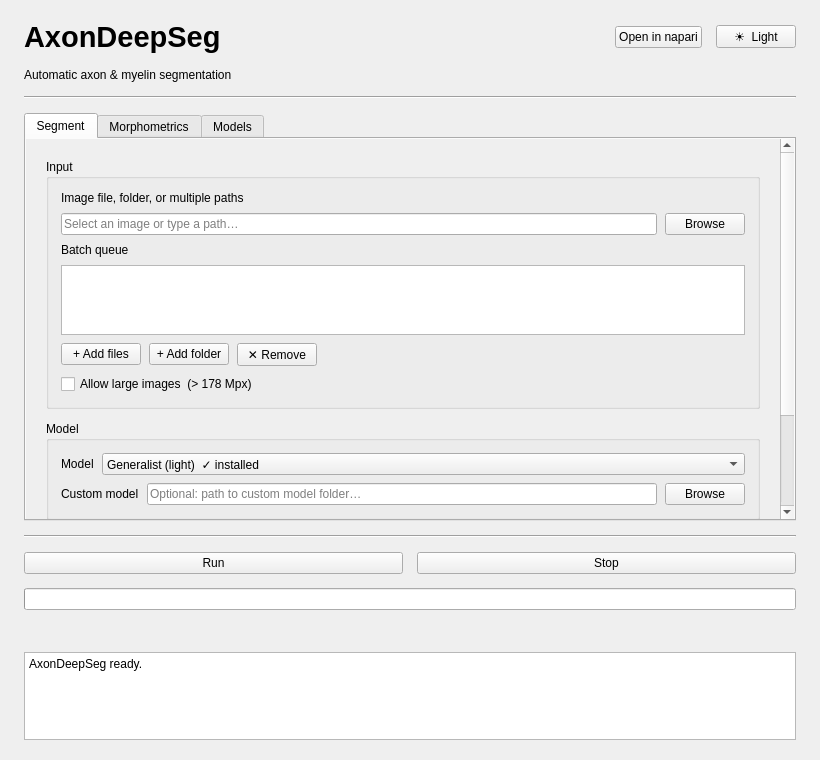
Before: the Qt Designer form AxonDeepSeg/ads_gui/ads_gui.ui in axondeepseg/axondeepseg, drawn with Qt 5.
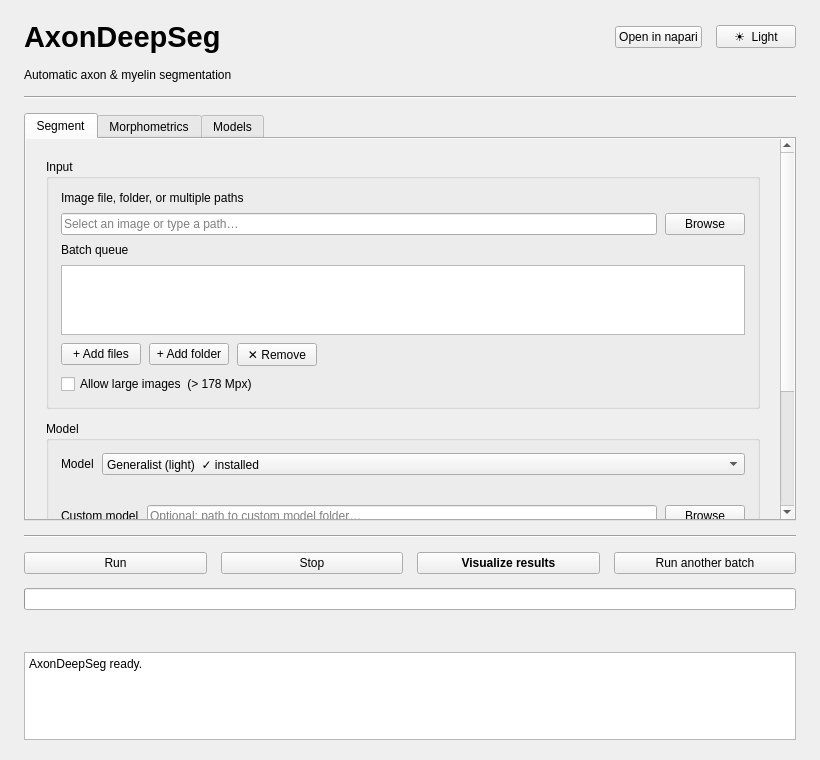
After: the same form once the commit is applied.

Commit message: Fix segment/morphometrics bugs, add results preview, polish GUI

```diff
--- a/AxonDeepSeg/ads_gui/ads_gui.ui
+++ b/AxonDeepSeg/ads_gui/ads_gui.ui
@@ -188,6 +188,14 @@
                 </layout>
                </item>
 
+               <item>
+                <widget class="QLabel" name="model_hint">
+                 <property name="text"><string></string></property>
+                 <property name="openExternalLinks"><bool>false</bool></property>
+                 <property name="indent"><number>110</number></property>
+                </widget>
+               </item>
+
                <item>
                 <layout class="QHBoxLayout" name="customModelRow">
                  <item>
@@ -256,6 +264,12 @@
                 </widget>
                </item>
 
+               <item>
+                <widget class="QCheckBox" name="preview_check">
+                 <property name="text"><string>Preview results when done</string></property>
+                </widget>
+               </item>
+
               </layout>
              </widget>
             </item>
@@ -370,7 +384,7 @@
                     </sizepolicy>
                    </property>
                    <property name="decimals"><number>5</number></property>
-                   <property name="value"><double>0.004930</double></property>
+                   <property name="value"><double>0.000000</double></property>
                   </widget>
                  </item>
                  <item>
@@ -622,6 +636,21 @@
         <property name="minimumHeight"><number>42</number></property>
        </widget>
       </item>
+      <item>
+       <widget class="QPushButton" name="visualize_btn">
+        <property name="text"><string>Visualize results</string></property>
+        <property name="minimumHeight"><number>42</number></property>
+        <property name="visible"><bool>false</bool></property>
+        <property name="styleSheet"><string>font-weight: bold;</string></property>
+       </widget>
+      </item>
+      <item>
+       <widget class="QPushButton" name="run_another_btn">
+        <property name="text"><string>Run another batch</string></property>
+        <property name="minimumHeight"><number>42</number></property>
+        <property name="visible"><bool>false</bool></property>
+       </widget>
+      </item>
      </layout>
     </item>
 
```
The commit also changes 6 other files.
